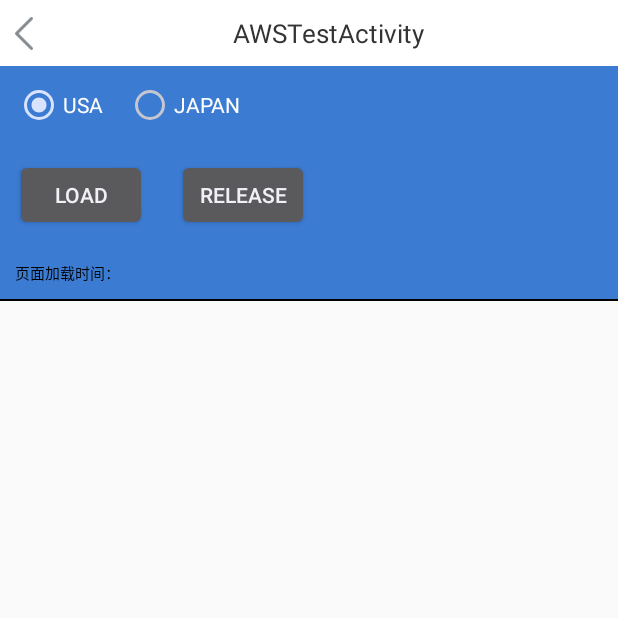
After one commit to huzhongfei/CrosswalkDemo, an Android app: the AWSTestActivity screen opened directly, with no data from a screen before it, on a phone screen of 412 x 824 dp, the top half of it. The commit adds this screen. Run offline under Robolectric (Android 15) with nearby library versions, the phone set to English and light mode, and no system bars.

Commit message:
增加JS和native交互测试的模块

```diff
--- a/app/src/main/AndroidManifest.xml
+++ b/app/src/main/AndroidManifest.xml
@@ -35,8 +35,8 @@
         <activity android:name=".view.activity.crosswalk.CrossWebviewActivity" />
         <activity android:name=".view.activity.system.SysWebviewActivity" />
         <activity android:name=".view.activity.tbs.TbsWebviewActivity"/>
-        <activity android:name=".view.activity.tests.JsByLoadActivity" />
-        <activity android:name=".view.activity.tests.EvaluateJsActivity" />
+        <activity android:name=".view.activity.tests.JsAndNativeActivity" />
+        <activity android:name=".view.activity.tests.AWSTestActivity"/>
     </application>
 
 </manifest>
--- a/app/src/main/java/com/woobo/crosswalkdemo/service/common/WebviewClientCommon.java
+++ b/app/src/main/java/com/woobo/crosswalkdemo/service/common/WebViewClientCommon.java
@@ -19,7 +19,7 @@ import android.webkit.WebViewClient;
  * 注：在项目中还是得自己定义一个client的子类，不建议直接使用该类，它只作参考使用
  * Created by sanji
  */
-public class WebviewClientCommon extends WebViewClient {
+public class WebViewClientCommon extends WebViewClient {
 
     /**
      * 由于每次超链接在加载前都会先走shouldOverrideUrlLoading回调，所以我们如果想拦截某个URL，
--- a/app/src/main/java/com/woobo/crosswalkdemo/view/activity/common/CommonHeadActivity.java
+++ b/app/src/main/java/com/woobo/crosswalkdemo/view/activity/common/CommonHeadActivity.java
@@ -15,7 +15,7 @@ import com.woobo.crosswalkdemo.common.utils.ToastUtil;
  * Created by sanji on 2018/3/21.
  */
 public abstract class CommonHeadActivity extends BaseActivity
-        implements HeadUIHelper.EvenObserver {
+        implements HeadUIHelper.EvenObserver, View.OnClickListener {
 
     private HeadUIHelper headUIHelper;
     private FrameLayout contentContainer;
@@ -61,6 +61,13 @@ public abstract class CommonHeadActivity extends BaseActivity
 
     }
 
+    // -------- 实现View.OnClickListener------------------------------------
+
+    @Override
+    public void onClick(View v) {
+
+    }
+
     abstract public String getMiddleTitle();
 
     abstract protected int getContentResId();
--- /dev/null
+++ b/app/src/main/java/com/woobo/crosswalkdemo/view/activity/tests/AWSTestActivity.java
@@ -0,0 +1,183 @@
+package com.woobo.crosswalkdemo.view.activity.tests;
+
+import android.app.Activity;
+import android.content.Intent;
+import android.graphics.Bitmap;
+import android.os.Bundle;
+import android.view.View;
+import android.view.ViewGroup;
+import android.webkit.WebChromeClient;
+import android.webkit.WebSettings;
+import android.webkit.WebView;
+import android.webkit.WebViewClient;
+import android.widget.Button;
+import android.widget.LinearLayout;
+import android.widget.RadioGroup;
+import android.widget.TextView;
+
+import com.woobo.crosswalkdemo.R;
+import com.woobo.crosswalkdemo.common.utils.LogUtils;
+import com.woobo.crosswalkdemo.common.utils.ToastUtil;
+import com.woobo.crosswalkdemo.view.activity.common.CommonHeadActivity;
+
+/**
+ * Created by sanji on 2018/3/23.
+ */
+
+public class AWSTestActivity extends CommonHeadActivity implements
+        RadioGroup.OnCheckedChangeListener {
+
+    private static final String usa_url = "https://s3-us-west-1.amazonaws.com/woobo-media/Dance+Party/05-07-Giraffe.mp4";
+
+    private static final String japan_url = "https://s3-ap-northeast-1.amazonaws.com/test-tokyo-latency-woobo/05-07-Giraffe.mp4";
+
+    private static String aws_url = usa_url;
+
+    private LinearLayout mWebViewLay;
+    private WebView mWebView;
+    private RadioGroup radioGroup;
+    private Button loadBn;
+    private Button releaseBn;
+    private TextView startTimeView;
+    private long startDuration = 0;
+    private long startTime = 0;
+
+    public static void start(Activity activity) {
+        Intent intent = new Intent();
+        intent.setClass(activity, AWSTestActivity.class);
+        activity.startActivity(intent);
+    }
+
+    @Override
+    public String getMiddleTitle() {
+        return TAG;
+    }
+
+    @Override
+    protected int getContentResId() {
+        return R.layout.activity_aws_test;
+    }
+
+    @Override
+    protected void onCreate(Bundle savedInstanceState) {
+        super.onCreate(savedInstanceState);
+        initView();
+        register();
+    }
+
+    private void initView() {
+        mWebViewLay = findViewById(R.id.webview_lay);
+        radioGroup = findViewById(R.id.radioGroup);
+        loadBn = findViewById(R.id.loadBn);
+        releaseBn = findViewById(R.id.releaseBn);
+        startTimeView = findViewById(R.id.startTime);
+    }
+
+    private void initWebView() {
+        // 动态添加webview
+        LinearLayout.LayoutParams params = new LinearLayout.LayoutParams(
+                ViewGroup.LayoutParams.MATCH_PARENT, ViewGroup.LayoutParams.MATCH_PARENT);
+        // 注：传入的参数不是activity，这里不会显示弹窗的
+        //mWebView = new WebView(getApplicationContext());
+        mWebView = new WebView(this);
+        mWebView.setLayoutParams(params);
+        if (null == mWebViewLay) return;
+        mWebViewLay.addView(mWebView);
+
+        WebSettings webSettings = mWebView.getSettings();
+        // 设置与JS交互的权限
+        webSettings.setJavaScriptEnabled(true);
+        // 设置允许JS弹窗
+        webSettings.setJavaScriptCanOpenWindowsAutomatically(true);
+
+        mWebView.setWebChromeClient(new WebChromeClient());
+        mWebView.setWebViewClient(new MyWebChromeClient());
+
+        // 先载入JS代码
+        // 格式规定为：file:///android_asset/文件名.html
+        mWebView.loadUrl(aws_url);
+    }
+
+    private void register() {
+        radioGroup.setOnCheckedChangeListener(this);
+        loadBn.setOnClickListener(this);
+        releaseBn.setOnClickListener(this);
+    }
+
+    @Override
+    protected void onDestroy() {
+        super.onDestroy();
+        releaseWebView();
+    }
+
+    private void releaseWebView() {
+        if (null != mWebView) {
+            ToastUtil.showMsgShort("开始释放资源");
+            mWebView.loadDataWithBaseURL(null, "", "text/html", "utf-8", null);
+            mWebView.clearHistory();
+            mWebView.clearCache(true);
+            mWebView.freeMemory();
+            mWebView.pauseTimers();
+            //mWebViewLay.removeAllViews();
+            mWebViewLay.removeView(mWebView);
+            mWebView.destroy();
+            mWebView = null;
+            ToastUtil.showMsgShort("释放资源结束");
+        }
+    }
+
+    // -------- 实现RadioGroup.OnCheckedChangeListener -------------------
+
+    @Override
+    public void onCheckedChanged(RadioGroup group, int checkedId) {
+        switch (checkedId) {
+            case R.id.usa:
+                aws_url = usa_url;
+                ToastUtil.showMsgShort("选择USA");
+                break;
+            case R.id.japan:
+                aws_url = japan_url;
+                ToastUtil.showMsgShort("选择JAPAN");
+                break;
+        }
+    }
+
+    @Override
+    public void onClick(View v) {
+        super.onClick(v);
+        switch (v.getId()) {
+            case R.id.loadBn:
+                loadUrl();
+                break;
+            case R.id.releaseBn:
+                release();
+                break;
+        }
+    }
+
+    private void loadUrl() {
+        ToastUtil.showMsgShort("开始加载");
+        initWebView();
+    }
+
+    public void release() {
+        LogUtils.d(TAG, "releaseing.");
+        releaseWebView();
+    }
+
+    private class MyWebChromeClient extends WebViewClient {
+        @Override
+        public void onPageStarted(WebView view, String url, Bitmap favicon) {
+            super.onPageStarted(view, url, favicon);
+            startTime = System.currentTimeMillis();
+        }
+
+        @Override
+        public void onPageFinished(WebView view, String url) {
+            super.onPageFinished(view, url);
+            startDuration = System.currentTimeMillis() - startTime;
+            startDuration = startDuration / 1000;
+            startTimeView.setText("" + startDuration);
+        }
+    }
+}
--- /dev/null
+++ b/app/src/main/res/layout/activity_aws_test.xml
@@ -0,0 +1,105 @@
+<?xml version="1.0" encoding="utf-8"?>
+<LinearLayout
+    xmlns:android="http://schemas.android.com/apk/res/android"
+    android:orientation="vertical"
+    android:layout_width="match_parent"
+    android:layout_height="match_parent"
+    >
+
+    <LinearLayout
+        android:layout_width="match_parent"
+        android:layout_height="wrap_content"
+        android:orientation="vertical"
+        android:background="@color/blue"
+        >
+
+        <RadioGroup
+            android:id="@+id/radioGroup"
+            android:layout_width="match_parent"
+            android:layout_height="wrap_content"
+            android:orientation="horizontal"
+            android:layout_margin="10dp"
+            >
+            <RadioButton
+                android:id="@+id/usa"
+                android:layout_width="wrap_content"
+                android:layout_height="wrap_content"
+                android:text="USA"
+                android:checked="true"
+                />
+            <RadioButton
+                android:id="@+id/japan"
+                android:layout_width="wrap_content"
+                android:layout_height="wrap_content"
+                android:text="JAPAN"
+                android:layout_marginLeft="15dp"
+                />
+        </RadioGroup>
+
+        <LinearLayout
+            android:layout_width="match_parent"
+            android:layout_height="wrap_content"
+            android:orientation="horizontal"
+            >
+
+            <Button
+                android:id="@+id/loadBn"
+                android:layout_width="wrap_content"
+                android:layout_height="wrap_content"
+                android:text="load"
+                android:layout_margin="10dp"
+                />
+
+            <Button
+                android:id="@+id/releaseBn"
+                android:layout_width="wrap_content"
+                android:layout_height="wrap_content"
+                android:text="release"
+                android:layout_margin="10dp"
+                />
+
+        </LinearLayout>
+
+        <LinearLayout
+            android:layout_width="match_parent"
+            android:layout_height="wrap_content"
+            android:orientation="horizontal"
+            android:layout_margin="10dp"
+            >
+            <TextView
+                android:layout_width="wrap_content"
+                android:layout_height="wrap_content"
+                android:text="页面加载时间："
+                android:textSize="10sp"
+                android:textColor="@color/black"
+                />
+
+            <TextView
+                android:id="@+id/startTime"
+                android:layout_width="wrap_content"
+                android:layout_height="wrap_content"
+                android:text=""
+                android:textSize="10sp"
+                android:textColor="@color/red"
+                />
+        </LinearLayout>
+
+    </LinearLayout>
+
+
+    <View
+        android:layout_width="match_parent"
+        android:layout_height="1dp"
+        android:background="@color/black"
+        />
+
+    <LinearLayout
+        android:id="@+id/webview_lay"
+        android:layout_width="match_parent"
+        android:layout_height="match_parent"
+        android:layout_weight="1"
+        android:orientation="vertical"
+        android:visibility="visible"
+        />
+
+</LinearLayout>
```
Also changed, not shown: app/src/main/java/com/woobo/crosswalkdemo/view/activity/tests/EvaluateJsActivity.java (deleted, +0 -32 lines), app/src/main/java/com/woobo/crosswalkdemo/view/activity/tests/JsAndNativeActivity.java (added, +273 -0 lines), app/src/main/java/com/woobo/crosswalkdemo/view/activity/tests/JsByLoadActivity.java (deleted, +0 -30 lines), app/src/main/java/com/woobo/crosswalkdemo/view/dialog/TestSelectPop.java (+5 -5 lines), app/src/main/res/layout/activity_evaluate_js.xml (deleted, +0 -26 lines), app/src/main/res/layout/activity_js_and_native.xml (renamed from app/src/main/res/layout/activity_js_by_load.xml, +14 -0 lines), app/src/main/res/layout/activity_webview_container.xml (added, +8 -0 lines), 2 other files.
